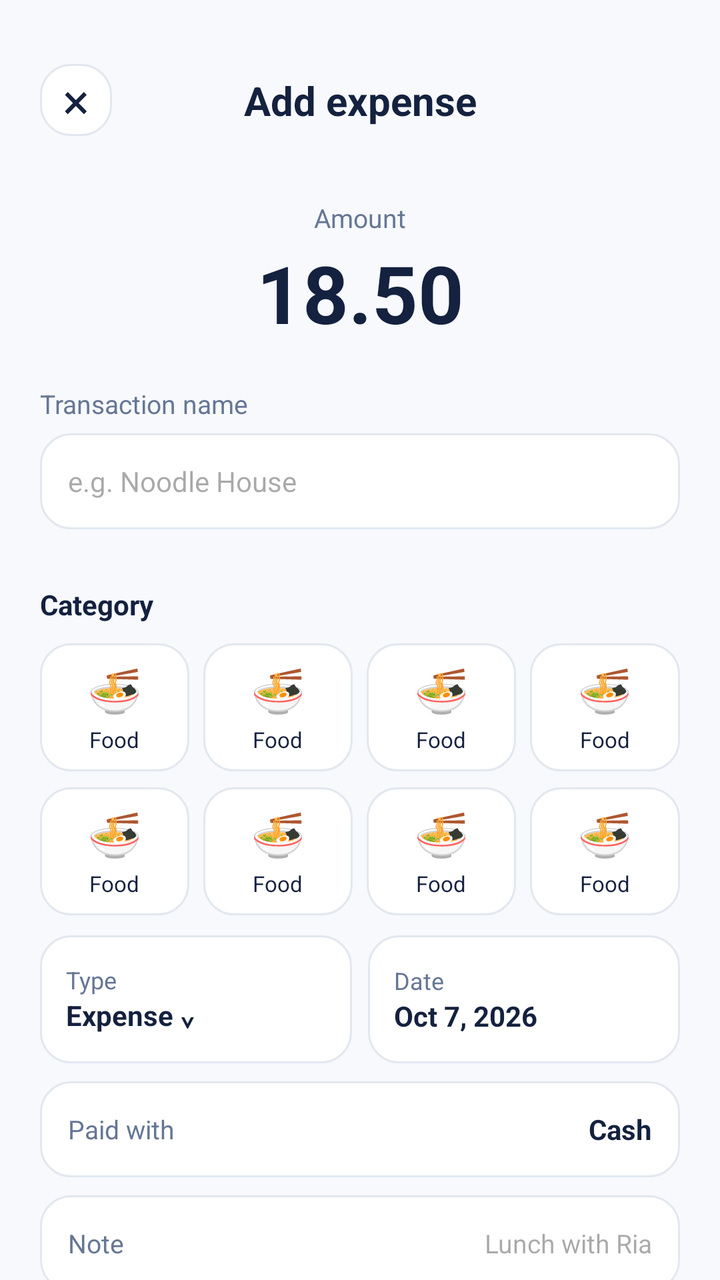
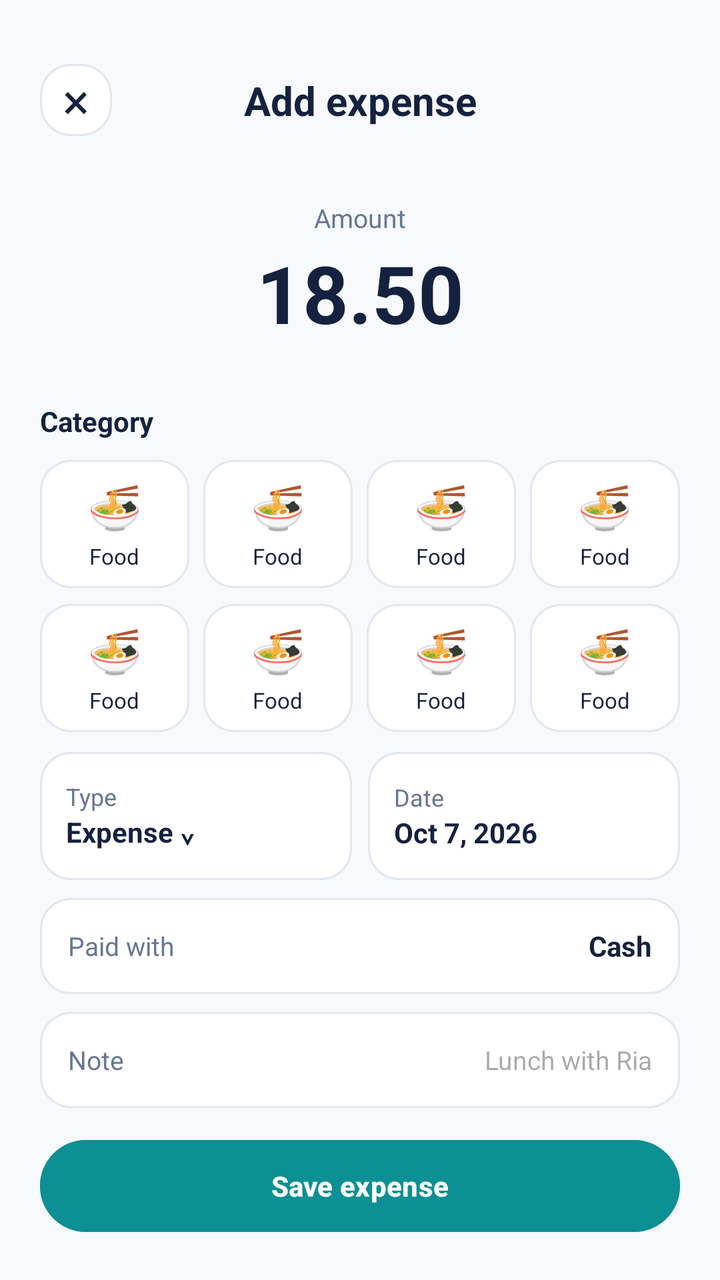

Before-and-after screenshots of an Android layout around one commit, followed by the original layout XML and the change that was made.
<!-- AndroidManifest.xml: application theme Theme.Pocketbook_ExpenseTracker -->
<!-- res/layout/fragment_add_expense.xml -->
<?xml version="1.0" encoding="utf-8"?>
<ScrollView
    xmlns:android="http://schemas.android.com/apk/res/android"
    xmlns:app="http://schemas.android.com/apk/res-auto"
    android:layout_width="match_parent"
    android:layout_height="match_parent"
    android:fillViewport="true"
    android:background="@color/pocket_bg"
    android:scrollbars="none">

    <LinearLayout
        android:layout_width="match_parent"
        android:layout_height="wrap_content"
        android:orientation="vertical"
        android:paddingStart="20dp"
        android:paddingEnd="20dp"
        android:paddingTop="28dp"
        android:paddingBottom="24dp">

        <androidx.constraintlayout.widget.ConstraintLayout
            android:layout_width="match_parent"
            android:layout_height="44dp">

            <TextView
                android:id="@+id/btnClose"
                android:layout_width="36dp"
                android:layout_height="36dp"
                android:background="@drawable/bg_expense_field"
                android:text="×"
                android:textSize="25sp"
                android:gravity="center"
                android:textColor="@color/pocket_navy"
                app:layout_constraintStart_toStartOf="parent"
                app:layout_constraintTop_toTopOf="parent"
                app:layout_constraintBottom_toBottomOf="parent" />

            <TextView
                android:id="@+id/tvTitle"
                android:layout_width="wrap_content"
                android:layout_height="wrap_content"
                android:text="Add expense"
                android:textSize="20sp"
                android:textStyle="bold"
                android:textColor="@color/pocket_navy"
                app:layout_constraintStart_toStartOf="parent"
                app:layout_constraintEnd_toEndOf="parent"
                app:layout_constraintTop_toTopOf="parent"
                app:layout_constraintBottom_toBottomOf="parent" />
        </androidx.constraintlayout.widget.ConstraintLayout>

        <TextView
            android:layout_width="match_parent"
            android:layout_height="wrap_content"
            android:text="Amount"
            android:textSize="13sp"
            android:textColor="@color/pocket_grey"
            android:gravity="center"
            android:layout_marginTop="28dp" />

        <EditText
            android:id="@+id/etAmount"
            android:layout_width="match_parent"
            android:layout_height="wrap_content"
            android:text="18.50"
            android:inputType="numberDecimal"
            android:singleLine="true"
            android:gravity="center"
            android:textSize="40sp"
            android:textStyle="bold"
            android:textColor="@color/pocket_navy"
            android:background="@android:color/transparent"
            android:selectAllOnFocus="true"
            android:layout_marginTop="2dp" />



        <LinearLayout
            android:layout_width="match_parent"
            android:layout_height="wrap_content"
            android:orientation="vertical"
            android:layout_marginTop="20dp">

            <TextView
                android:layout_width="match_parent"
                android:layout_height="wrap_content"
                android:text="Transaction name"
                android:textSize="13sp"
                android:textColor="@color/pocket_grey"
                android:layout_marginBottom="6dp" />

            <EditText
                android:id="@+id/etName"
                android:layout_width="match_parent"
                android:layout_height="48dp"
                android:background="@drawable/bg_expense_field"
                android:hint="e.g. Noodle House"
                android:inputType="textCapSentences"
                android:singleLine="true"
                android:textSize="14sp"
                android:paddingStart="14dp"
                android:paddingEnd="14dp" />

        </LinearLayout>


        <TextView
            android:layout_width="match_parent"
            android:layout_height="wrap_content"
            android:text="Category"
            android:textSize="14sp"
            android:textStyle="bold"
            android:textColor="@color/pocket_navy"
            android:layout_marginTop="28dp"
            android:layout_marginBottom="10dp" />

        <LinearLayout
            android:layout_width="match_parent"
            android:layout_height="wrap_content"
            android:orientation="vertical">

            <LinearLayout
                android:layout_width="match_parent"
                android:layout_height="wrap_content"
                android:orientation="horizontal"
                android:baselineAligned="false">

                <include
                    android:id="@+id/categoryFood"
                    layout="@layout/item_category"
                    android:layout_width="0dp"
                    android:layout_height="64dp"
                    android:layout_weight="1" />

                <include
                    android:id="@+id/categoryGroceries"
                    layout="@layout/item_category"
                    android:layout_width="0dp"
                    android:layout_height="64dp"
                    android:layout_weight="1"
                    android:layout_marginStart="7dp" />

                <include
                    android:id="@+id/categoryTransport"
                    layout="@layout/item_category"
                    android:layout_width="0dp"
                    android:layout_height="64dp"
                    android:layout_weight="1"
                    android:layout_marginStart="7dp" />

                <include
                    android:id="@+id/categoryBills"
                    layout="@layout/item_category"
                    android:layout_width="0dp"
                    android:layout_height="64dp"
                    android:layout_weight="1"
                    android:layout_marginStart="7dp" />
            </LinearLayout>

            <LinearLayout
                android:layout_width="match_parent"
                android:layout_height="wrap_content"
                android:orientation="horizontal"
                android:baselineAligned="false"
                android:layout_marginTop="8dp">

                <include
                    android:id="@+id/categoryFun"
                    layout="@layout/item_category"
                    android:layout_width="0dp"
                    android:layout_height="64dp"
                    android:layout_weight="1" />

                <include
                    android:id="@+id/categoryHealth"
                    layout="@layout/item_category"
                    android:layout_width="0dp"
                    android:layout_height="64dp"
                    android:layout_weight="1"
                    android:layout_marginStart="7dp" />

                <include
                    android:id="@+id/categoryShopping"
                    layout="@layout/item_category"
                    android:layout_width="0dp"
                    android:layout_height="64dp"
                    android:layout_weight="1"
                    android:layout_marginStart="7dp" />

                <include
                    android:id="@+id/categoryNew"
                    layout="@layout/item_category"
                    android:layout_width="0dp"
                    android:layout_height="64dp"
                    android:layout_weight="1"
                    android:layout_marginStart="7dp" />
            </LinearLayout>
        </LinearLayout>

        <LinearLayout
            android:layout_width="match_parent"
            android:layout_height="64dp"
            android:orientation="horizontal"
            android:layout_marginTop="10dp">

            <LinearLayout
                android:id="@+id/boxType"
                android:layout_width="0dp"
                android:layout_height="match_parent"
                android:layout_weight="1"
                android:background="@drawable/bg_expense_field"
                android:orientation="vertical"
                android:gravity="center_vertical"
                android:padding="13dp">

                <TextView
                    android:layout_width="match_parent"
                    android:layout_height="wrap_content"
                    android:text="Type"
                    android:textSize="12sp"
                    android:textColor="@color/pocket_grey" />

                <TextView
                    android:id="@+id/tvType"
                    android:layout_width="match_parent"
                    android:layout_height="wrap_content"
                    android:text="Expense ⌄"
                    android:textSize="14sp"
                    android:textStyle="bold"
                    android:textColor="@color/pocket_navy" />
            </LinearLayout>

            <LinearLayout
                android:id="@+id/boxDate"
                android:layout_width="0dp"
                android:layout_height="match_parent"
                android:layout_weight="1"
                android:layout_marginStart="8dp"
                android:background="@drawable/bg_expense_field"
                android:orientation="vertical"
                android:gravity="center_vertical"
                android:padding="13dp">

                <TextView
                    android:layout_width="match_parent"
                    android:layout_height="wrap_content"
                    android:text="Date"
                    android:textSize="12sp"
                    android:textColor="@color/pocket_grey" />

                <TextView
                    android:id="@+id/tvDate"
                    android:layout_width="match_parent"
                    android:layout_height="wrap_content"
                    android:text="Oct 7, 2026"
                    android:textSize="14sp"
                    android:textStyle="bold"
                    android:textColor="@color/pocket_navy" />
            </LinearLayout>
        </LinearLayout>

        <LinearLayout
            android:id="@+id/boxPayment"
            android:layout_width="match_parent"
            android:layout_height="48dp"
            android:orientation="horizontal"
            android:gravity="center_vertical"
            android:background="@drawable/bg_expense_field"
            android:paddingStart="14dp"
            android:paddingEnd="14dp"
            android:layout_marginTop="9dp">

            <TextView
                android:layout_width="0dp"
                android:layout_height="wrap_content"
                android:layout_weight="1"
                android:text="Paid with"
                android:textSize="13sp"
                android:textColor="@color/pocket_grey" />

            <TextView
                android:id="@+id/tvPayment"
                android:layout_width="wrap_content"
                android:layout_height="wrap_content"
                android:text="Cash"
                android:textSize="14sp"
                android:textStyle="bold"
                android:textColor="@color/pocket_navy" />
        </LinearLayout>

        <LinearLayout
            android:layout_width="match_parent"
            android:layout_height="48dp"
            android:orientation="horizontal"
            android:gravity="center_vertical"
            android:background="@drawable/bg_expense_field"
            android:paddingStart="14dp"
            android:paddingEnd="14dp"
            android:layout_marginTop="9dp">

            <TextView
                android:layout_width="wrap_content"
                android:layout_height="wrap_content"
                android:text="Note"
                android:textSize="13sp"
                android:textColor="@color/pocket_grey" />

            <EditText
                android:id="@+id/etNote"
                android:layout_width="0dp"
                android:layout_height="match_parent"
                android:layout_weight="1"
                android:gravity="end|center_vertical"
                android:hint="Lunch with Ria"
                android:singleLine="true"
                android:inputType="text"
                android:textSize="13sp"
                android:textColor="@color/pocket_navy"
                android:background="@android:color/transparent"
                android:layout_marginStart="10dp" />
        </LinearLayout>

        <Button
            android:id="@+id/btnSaveExpense"
            android:layout_width="match_parent"
            android:layout_height="54dp"
            android:layout_marginTop="12dp"
            android:text="Save expense"
            android:textAllCaps="false"
            android:textSize="14sp"
            android:textStyle="bold"
            android:textColor="#FFFFFF"
            android:backgroundTint="@color/pocket_teal" />

    </LinearLayout>
</ScrollView>
<!-- res/layout/item_category.xml (included above) -->
<?xml version="1.0" encoding="utf-8"?>
<LinearLayout
    xmlns:android="http://schemas.android.com/apk/res/android"
    android:layout_width="match_parent"
    android:layout_height="64dp"
    android:orientation="vertical"
    android:gravity="center"
    android:background="@drawable/bg_expense_field">

    <TextView
        android:id="@+id/tvCategoryIcon"
        android:layout_width="wrap_content"
        android:layout_height="wrap_content"
        android:text="🍜"
        android:textSize="22sp"
        android:gravity="center" />

    <TextView
        android:id="@+id/tvCategoryName"
        android:layout_width="wrap_content"
        android:layout_height="wrap_content"
        android:text="Food"
        android:textSize="11sp"
        android:textColor="@color/pocket_navy"
        android:layout_marginTop="3dp"
        android:gravity="center" />

</LinearLayout>
<!-- resources referenced by this layout -->
<resources>
  <color name="pocket_bg">#F7F9FC</color>
  <color name="pocket_grey">#667795</color>
  <color name="pocket_navy">#14213F</color>
  <color name="pocket_teal">#0C9093</color>
  <!-- drawable bg_expense_field (drawable) -->
  <?xml version="1.0" encoding="utf-8"?>
  <shape xmlns:android="http://schemas.android.com/apk/res/android">
      <solid android:color="#FFFFFF" />
      <stroke
          android:width="1dp"
          android:color="@color/pocket_border" />
      <corners android:radius="15dp" />
  </shape>
  <style name="Theme.Pocketbook_ExpenseTracker" parent="Base.Theme.Pocketbook_ExpenseTracker" />
  <color name="pocket_border">#E3E8EF</color>
  <style name="Base.Theme.Pocketbook_ExpenseTracker" parent="Theme.Material3.DayNight.NoActionBar">
          
          
      </style>
</resources>

<!-- the commit's change to res/layout/fragment_add_expense.xml (unified diff, before → after) -->
@@ -71,37 +71,6 @@
             android:background="@android:color/transparent"
             android:selectAllOnFocus="true"
             android:layout_marginTop="2dp" />
-
-
-
-        <LinearLayout
-            android:layout_width="match_parent"
-            android:layout_height="wrap_content"
-            android:orientation="vertical"
-            android:layout_marginTop="20dp">
-
-            <TextView
-                android:layout_width="match_parent"
-                android:layout_height="wrap_content"
-                android:text="Transaction name"
-                android:textSize="13sp"
-                android:textColor="@color/pocket_grey"
-                android:layout_marginBottom="6dp" />
-
-            <EditText
-                android:id="@+id/etName"
-                android:layout_width="match_parent"
-                android:layout_height="48dp"
-                android:background="@drawable/bg_expense_field"
-                android:hint="e.g. Noodle House"
-                android:inputType="textCapSentences"
-                android:singleLine="true"
-                android:textSize="14sp"
-                android:paddingStart="14dp"
-                android:paddingEnd="14dp" />
-
-        </LinearLayout>
-
 
         <TextView
             android:layout_width="match_parent"
